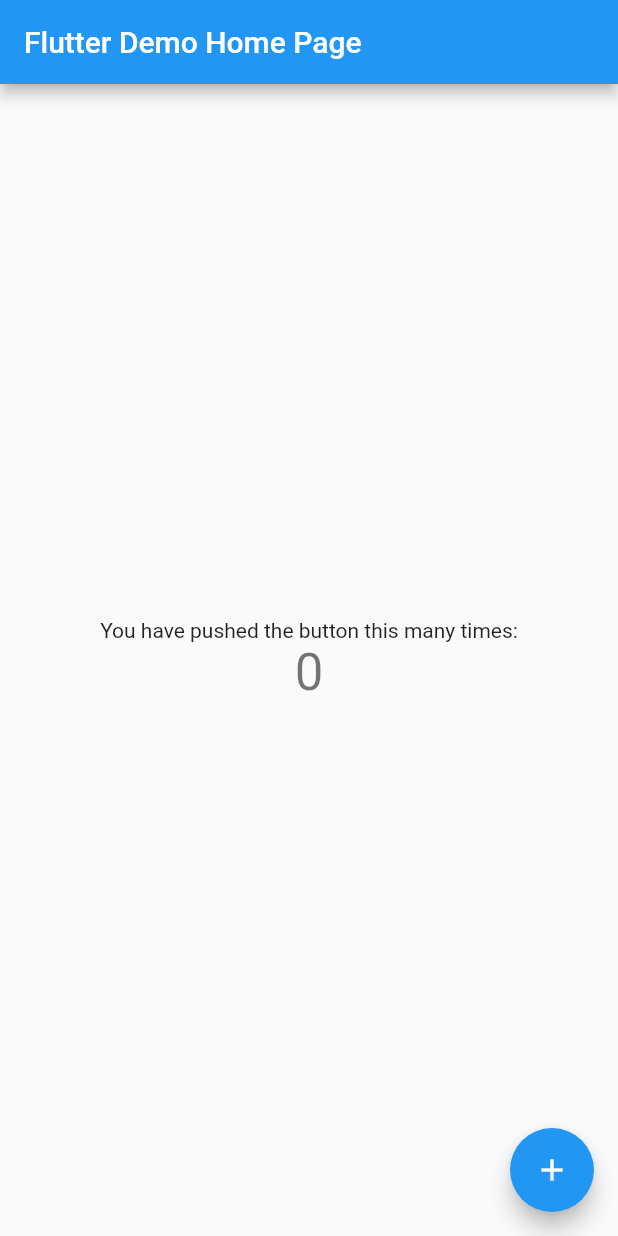
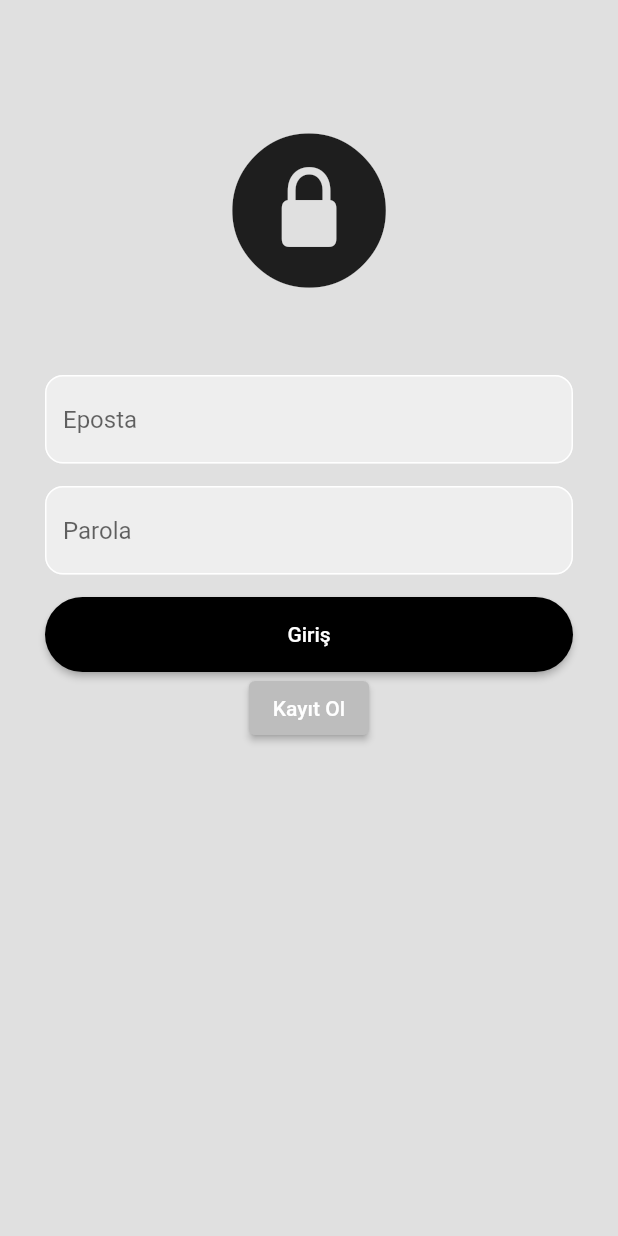
Before and after one commit to gyoyen/Word_Suggestion, a Flutter app: the screen it shows after launch, on a phone screen of 412 x 824 dp. Run offline on Flutter 3.47's test engine with Material 2 defaults, Android fonts, the light colour scheme and no system bars; our stand-ins replace firebase_auth, firebase_core; accounts and stored records are empty.

Commit message:
user login logout

```diff
--- /dev/null
+++ b/lib/login_controller.dart
@@ -0,0 +1,31 @@
+import 'package:firebase_auth/firebase_auth.dart';
+import 'package:flutter/material.dart';
+import 'package:word_suggestion/screens/home_screen.dart';
+import 'package:word_suggestion/screens/login_screen.dart';
+
+class LoginController extends StatelessWidget {
+  const LoginController({Key? key}) : super(key: key);
+
+  @override
+  Widget build(BuildContext context) {
+    return Scaffold(
+      body: StreamBuilder<User?>(
+        stream: FirebaseAuth.instance.authStateChanges(),
+        builder: (context, snapshot){
+          if (snapshot.hasData){
+            User? user = snapshot.requireData;
+            if (user != null){
+              return const HomeScreen();
+            }
+            else{
+              return const LoginScreen();
+            }
+          }
+          else{
+            return const LoginScreen();
+          }
+        },
+      ),
+    );
+  }
+}
--- a/lib/main.dart
+++ b/lib/main.dart
@@ -1,115 +1,24 @@
+import 'package:firebase_auth/firebase_auth.dart';
+import 'package:firebase_core/firebase_core.dart';
 import 'package:flutter/material.dart';
+import 'package:word_suggestion/login_controller.dart';
 
-void main() {
+void main() async {
+  WidgetsFlutterBinding.ensureInitialized();
+  await Firebase.initializeApp();
+  await FirebaseAuth.instance.signOut();
+
   runApp(const MyApp());
 }
 
 class MyApp extends StatelessWidget {
-  const MyApp({super.key});
+  const MyApp({Key? key}) : super(key: key);
 
-  // This widget is the root of your application.
   @override
   Widget build(BuildContext context) {
-    return MaterialApp(
-      title: 'Flutter Demo',
-      theme: ThemeData(
-        // This is the theme of your application.
-        //
-        // Try running your application with "flutter run". You'll see the
-        // application has a blue toolbar. Then, without quitting the app, try
-        // changing the primarySwatch below to Colors.green and then invoke
-        // "hot reload" (press "r" in the console where you ran "flutter run",
-        // or simply save your changes to "hot reload" in a Flutter IDE).
-        // Notice that the counter didn't reset back to zero; the application
-        // is not restarted.
-        primarySwatch: Colors.blue,
-      ),
-      home: const MyHomePage(title: 'Flutter Demo Home Page'),
+    return const MaterialApp(
+      debugShowCheckedModeBanner: false,
+      home: LoginController(),
     );
   }
 }
-
-class MyHomePage extends StatefulWidget {
-  const MyHomePage({super.key, required this.title});
-
-  // This widget is the home page of your application. It is stateful, meaning
-  // that it has a State object (defined below) that contains fields that affect
-  // how it looks.
-
-  // This class is the configuration for the state. It holds the values (in this
-  // case the title) provided by the parent (in this case the App widget) and
-  // used by the build method of the State. Fields in a Widget subclass are
-  // always marked "final".
-
-  final String title;
-
-  @override
-  State<MyHomePage> createState() => _MyHomePageState();
-}
-
-class _MyHomePageState extends State<MyHomePage> {
-  int _counter = 0;
-
-  void _incrementCounter() {
-    setState(() {
-      // This call to setState tells the Flutter framework that something has
-      // changed in this State, which causes it to rerun the build method below
-      // so that the display can reflect the updated values. If we changed
-      // _counter without calling setState(), then the build method would not be
-      // called again, and so nothing would appear to happen.
-      _counter++;
-    });
-  }
-
-  @override
-  Widget build(BuildContext context) {
-    // This method is rerun every time setState is called, for instance as done
-    // by the _incrementCounter method above.
-    //
-    // The Flutter framework has been optimized to make rerunning build methods
-    // fast, so that you can just rebuild anything that needs updating rather
-    // than having to individually change instances of widgets.
-    return Scaffold(
-      appBar: AppBar(
-        // Here we take the value from the MyHomePage object that was created by
-        // the App.build method, and use it to set our appbar title.
-        title: Text(widget.title),
-      ),
-      body: Center(
-        // Center is a layout widget. It takes a single child and positions it
-        // in the middle of the parent.
-        child: Column(
-          // Column is also a layout widget. It takes a list of children and
-          // arranges them vertically. By default, it sizes itself to fit its
-          // children horizontally, and tries to be as tall as its parent.
-          //
-          // Invoke "debug painting" (press "p" in the console, choose the
-          // "Toggle Debug Paint" action from the Flutter Inspector in Android
-          // Studio, or the "Toggle Debug Paint" command in Visual Studio Code)
-          // to see the wireframe for each widget.
-          //
-          // Column has various properties to control how it sizes itself and
-          // how it positions its children. Here we use mainAxisAlignment to
-          // center the children vertically; the main axis here is the vertical
-          // axis because Columns are vertical (the cross axis would be
-          // horizontal).
-          mainAxisAlignment: MainAxisAlignment.center,
-          children: <Widget>[
-            const Text(
-              'You have pushed the button this many times:',
-            ),
-            Text(
-              '$_counter',
-              style: Theme.of(context).textTheme.headline4,
-            ),
-          ],
-        ),
-      ),
-      floatingActionButton: FloatingActionButton(
-        onPressed: _incrementCounter,
-        tooltip: 'Increment',
-        child: const Icon(Icons.add),
-      ), // This trailing comma makes auto-formatting nicer for build methods.
-    );
-  }
-}
--- /dev/null
+++ b/lib/screens/login_screen.dart
@@ -0,0 +1,152 @@
+import 'package:firebase_auth/firebase_auth.dart';
+import 'package:flutter/cupertino.dart';
+import 'package:flutter/material.dart';
+import 'package:word_suggestion/screens/register_screen.dart';
+
+class LoginScreen extends StatefulWidget {
+  const LoginScreen({Key? key}) : super(key: key);
+
+  @override
+  State<LoginScreen> createState() => _LoginScreenState();
+}
+
+class _LoginScreenState extends State<LoginScreen> {
+  final _emailController = TextEditingController();
+  final _passwordController = TextEditingController();
+
+  @override
+  Widget build(BuildContext context) {
+    return Scaffold(
+      backgroundColor: Colors.grey[300],
+      body: SingleChildScrollView(
+        child: SafeArea(
+          child: Center(
+            child: Padding(
+              padding: const EdgeInsets.all(30),
+              child: Column(
+                mainAxisAlignment: MainAxisAlignment.center,
+                children: [
+                  const SizedBox(
+                    height: 50,
+                  ),
+                  const Icon(
+                    CupertinoIcons.lock_circle_fill,
+                    size: 120,
+                  ),
+                  const SizedBox(
+                    height: 50,
+                  ),
+                  TextField(
+                    controller: _emailController,
+                    keyboardType: TextInputType.emailAddress,
+                    decoration: CustomDecoration("Eposta"),
+                    textInputAction: TextInputAction.next,
+                  ),
+                  const SizedBox(
+                    height: 15,
+                  ),
+                  TextField(
+                    controller: _passwordController,
+                    keyboardType: TextInputType.visiblePassword,
+                    obscureText: true,
+                    decoration: CustomDecoration("Parola"),
+                    textInputAction: TextInputAction.done,
+                  ),
+                  const SizedBox(
+                    height: 15,
+                  ),
+                  ElevatedButton(
+                    style: ElevatedButton.styleFrom(
+                      minimumSize: const Size.fromHeight(50),
+                      backgroundColor: Colors.black,
+                      shape: const StadiumBorder(),
+                    ),
+                    onPressed: () async {
+                      try {
+                        await FirebaseAuth.instance.signInWithEmailAndPassword(
+                            email: _emailController.text.trim(),
+                            password: _passwordController.text.trim());
+                      } on FirebaseAuthException catch (e) {
+                        if (e.code == "user-not-found") {
+                          showError(
+                              "Böyle bir kullanıcı sistemde kayıtlı değil.");
+                        } else if (e.code == "wrong-password") {
+                          showError("Yanlış parola.");
+                        } else if (e.code == "too-many-requests") {
+                          showError(
+                              "Çok fazla deneme yapıldı. Daha sonra tekrar deneyin.");
+                        } else if (e.code == "invalid-email") {
+                          showError(
+                              "Lütfen geçerli bir eposta adresi ile tekrar deneyin");
+                        }
+                      }
+                    },
+                    child: const Text("Giriş"),
+                  ),
+                  ElevatedButton(
+                    style: ElevatedButton.styleFrom(
+                      //padding: const EdgeInsets.fromLTRB(60, 4, 60, 4),
+                      backgroundColor: Colors.grey[400],
+                    ),
+                    onPressed: () async {
+                      Navigator.of(context).push(
+                        CupertinoPageRoute(
+                          fullscreenDialog: true,
+                          builder: (context) => const RegisterScreen(),
+                        ),
+                      );
+                    },
+                    child: const Text("Kayıt Ol"),
+                  ),
+                ],
+              ),
+            ),
+          ),
+        ),
+      ),
+    );
+  }
+
+  InputDecoration CustomDecoration(String hint) {
+    InputDecoration ind = InputDecoration(
+      enabledBorder: OutlineInputBorder(
+        borderSide: const BorderSide(color: Colors.white),
+        borderRadius: BorderRadius.circular(12),
+      ),
+      focusedBorder: OutlineInputBorder(
+        borderSide: const BorderSide(color: Colors.black),
+        borderRadius: BorderRadius.circular(12),
+      ),
+      border: OutlineInputBorder(
+        borderSide: const BorderSide(color: Colors.brown),
+        borderRadius: BorderRadius.circular(12),
+      ),
+      hintText: hint,
+      fillColor: Colors.grey[200],
+      filled: true,
+    );
+    return ind;
+  }
+
+  void showError(String errorMessage) {
+    print(errorMessage);
+    showDialog(
+      context: context,
+      builder: (context) {
+        return Dialog(
+          shape:
+              RoundedRectangleBorder(borderRadius: BorderRadius.circular(40)),
+          child: SingleChildScrollView(
+            child: Container(
+              padding: const EdgeInsets.all(20),
+              child: Text(
+                errorMessage,
+                style: const TextStyle(fontSize: 30),
+              ),
+            ),
+          ),
+        );
+      },
+    );
+  }
+}
```
Also changed, not shown: lib/screens/home_screen.dart (added, +15 -0 lines), lib/screens/register_screen.dart (added, +15 -0 lines).
